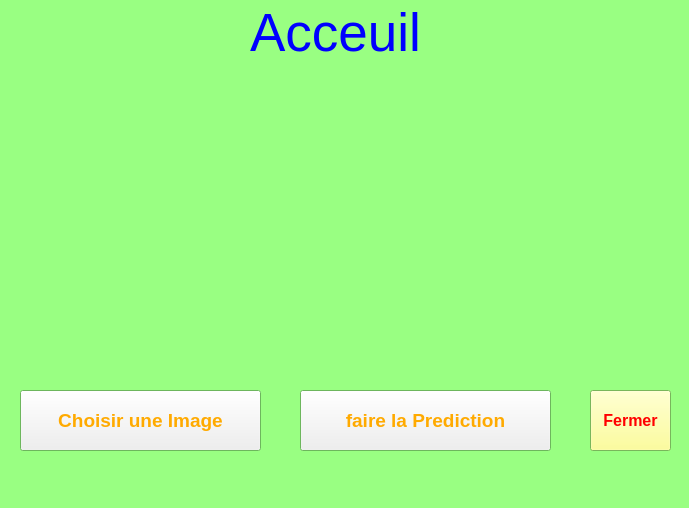
Old version of the form Accueil.ui in the repository mhdabdellah/Projet_IA.
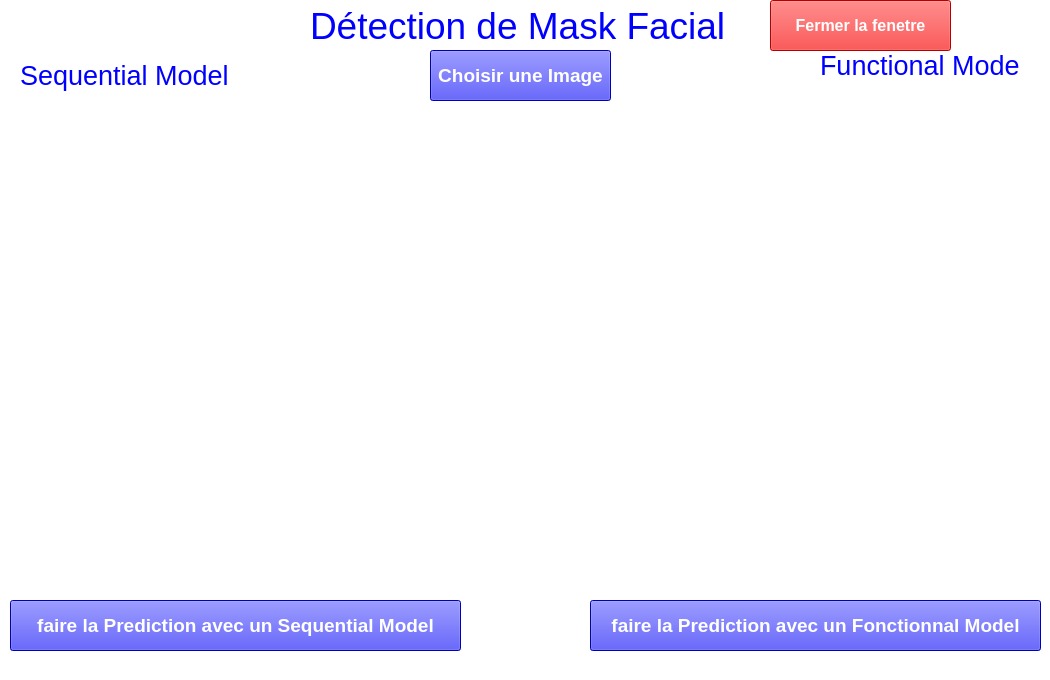
New version of the form. Icons and pictures are not drawn.

Commit message:
creating model with Functional madel
creating model with Functional madel
and some modifications in Desktop app version

What changed in the file:
```diff
--- a/Accueil.ui
+++ b/Accueil.ui
@@ -6,8 +6,8 @@
    <rect>
     <x>0</x>
     <y>0</y>
-    <width>689</width>
-    <height>508</height>
+    <width>1050</width>
+    <height>680</height>
    </rect>
   </property>
   <property name="palette">
@@ -22,6 +22,33 @@
        </color>
       </brush>
      </colorrole>
+     <colorrole role="Button">
+      <brush brushstyle="SolidPattern">
+       <color alpha="255">
+        <red>255</red>
+        <green>255</green>
+        <blue>255</blue>
+       </color>
+      </brush>
+     </colorrole>
+     <colorrole role="Light">
+      <brush brushstyle="SolidPattern">
+       <color alpha="255">
+        <red>0</red>
+        <green>0</green>
+        <blue>0</blue>
+       </color>
+      </brush>
+     </colorrole>
+     <colorrole role="Midlight">
+      <brush brushstyle="SolidPattern">
+       <color alpha="255">
+        <red>255</red>
+        <green>255</green>
+        <blue>255</blue>
+       </color>
+      </brush>
+     </colorrole>
      <colorrole role="Base">
       <brush brushstyle="SolidPattern">
        <color alpha="255">
@@ -34,9 +61,9 @@
      <colorrole role="Window">
       <brush brushstyle="SolidPattern">
        <color alpha="255">
-        <red>153</red>
+        <red>255</red>
         <green>255</green>
-        <blue>130</blue>
+        <blue>255</blue>
        </color>
       </brush>
      </colorrole>
@@ -51,6 +78,33 @@
        </color>
       </brush>
      </colorrole>
+     <colorrole role="Button">
+      <brush brushstyle="SolidPattern">
+       <color alpha="255">
+        <red>255</red>
+        <green>255</green>
+        <blue>255</blue>
+       </color>
+      </brush>
+     </colorrole>
+     <colorrole role="Light">
+      <brush brushstyle="SolidPattern">
+       <color alpha="255">
+        <red>0</red>
+        <green>0</green>
+        <blue>0</blue>
+       </color>
+      </brush>
+     </colorrole>
+     <colorrole role="Midlight">
+      <brush brushstyle="SolidPattern">
+       <color alpha="255">
+        <red>255</red>
+        <green>255</green>
+        <blue>255</blue>
+       </color>
+      </brush>
+     </colorrole>
      <colorrole role="Base">
       <brush brushstyle="SolidPattern">
        <color alpha="255">
@@ -63,9 +117,9 @@
      <colorrole role="Window">
       <brush brushstyle="SolidPattern">
        <color alpha="255">
-        <red>153</red>
+        <red>255</red>
         <green>255</green>
-        <blue>130</blue>
+        <blue>255</blue>
        </color>
       </brush>
      </colorrole>
@@ -80,21 +134,48 @@
        </color>
       </brush>
      </colorrole>
+     <colorrole role="Button">
+      <brush brushstyle="SolidPattern">
+       <color alpha="255">
+        <red>255</red>
+        <green>255</green>
+        <blue>255</blue>
+       </color>
+      </brush>
+     </colorrole>
+     <colorrole role="Light">
+      <brush brushstyle="SolidPattern">
+       <color alpha="255">
+        <red>0</red>
+        <green>0</green>
+        <blue>0</blue>
+       </color>
+      </brush>
+     </colorrole>
+     <colorrole role="Midlight">
+      <brush brushstyle="SolidPattern">
+       <color alpha="255">
+        <red>255</red>
+        <green>255</green>
+        <blue>255</blue>
+       </color>
+      </brush>
+     </colorrole>
      <colorrole role="Base">
       <brush brushstyle="SolidPattern">
        <color alpha="255">
-        <red>153</red>
+        <red>255</red>
         <green>255</green>
-        <blue>130</blue>
+        <blue>255</blue>
        </color>
       </brush>
      </colorrole>
      <colorrole role="Window">
       <brush brushstyle="SolidPattern">
        <color alpha="255">
-        <red>153</red>
+        <red>255</red>
         <green>255</green>
-        <blue>130</blue>
+        <blue>255</blue>
        </color>
       </brush>
      </colorrole>
@@ -108,9 +189,9 @@
    <widget class="QLabel" name="L1">
     <property name="geometry">
      <rect>
-      <x>10</x>
-      <y>280</y>
-      <width>671</width>
+      <x>260</x>
+      <y>490</y>
+      <width>591</width>
       <height>91</height>
      </rect>
     </property>
@@ -181,7 +262,7 @@
     <property name="font">
      <font>
       <family>MS Reference Sans Serif</family>
-      <pointsize>24</pointsize>
+      <pointsize>20</pointsize>
       <weight>75</weight>
       <italic>true</italic>
       <bold>true</bold>
@@ -198,10 +279,10 @@
    <widget class="QLabel" name="logo">
     <property name="geometry">
      <rect>
-      <x>120</x>
-      <y>60</y>
-      <width>441</width>
-      <height>231</height>
+      <x>350</x>
+      <y>130</y>
+      <width>361</width>
+      <height>321</height>
      </rect>
     </property>
     <property name="text">
@@ -217,10 +298,10 @@
    <widget class="QPushButton" name="Bt2">
     <property name="geometry">
      <rect>
-      <x>590</x>
-      <y>390</y>
-      <width>81</width>
-      <height>61</height>
+      <x>770</x>
+      <y>0</y>
+      <width>181</width>
+      <height>51</height>
      </rect>
     </property>
     <property name="palette">
@@ -229,8 +310,8 @@
        <colorrole role="WindowText">
         <brush brushstyle="SolidPattern">
          <color alpha="255">
-          <red>85</red>
-          <green>170</green>
+          <red>255</red>
+          <green>255</green>
           <blue>255</blue>
          </color>
         </brush>
@@ -239,8 +320,8 @@
         <brush brushstyle="SolidPattern">
          <color alpha="255">
           <red>255</red>
-          <green>255</green>
-          <blue>127</blue>
+          <green>0</green>
+          <blue>0</blue>
          </color>
         </brush>
        </colorrole>
@@ -248,8 +329,8 @@
         <brush brushstyle="SolidPattern">
          <color alpha="255">
           <red>255</red>
-          <green>0</green>
-          <blue>0</blue>
+          <green>255</green>
+          <blue>255</blue>
          </color>
         </brush>
        </colorrole>
@@ -257,17 +338,17 @@
         <brush brushstyle="SolidPattern">
          <color alpha="255">
           <red>255</red>
-          <green>255</green>
-          <blue>255</blue>
+          <green>0</green>
+          <blue>0</blue>
          </color>
         </brush>
        </colorrole>
        <colorrole role="Window">
         <brush brushstyle="SolidPattern">
          <color alpha="255">
-          <red>170</red>
-          <green>255</green>
-          <blue>127</blue>
+          <red>255</red>
+          <green>0</green>
+          <blue>0</blue>
          </color>
         </brush>
        </colorrole>
@@ -276,8 +357,8 @@
        <colorrole role="WindowText">
         <brush brushstyle="SolidPattern">
          <color alpha="255">
-          <red>85</red>
-          <green>170</green>
+          <red>255</red>
+          <green>255</green>
           <blue>255</blue>
          </color>
         </brush>
@@ -286,8 +367,8 @@
         <brush brushstyle="SolidPattern">
          <color alpha="255">
           <red>255</red>
-          <green>255</green>
-          <blue>127</blue>
+          <green>0</green>
+          <blue>0</blue>
          </color>
         </brush>
        </colorrole>
@@ -295,8 +376,8 @@
         <brush brushstyle="SolidPattern">
          <color alpha="255">
           <red>255</red>
-          <green>0</green>
-          <blue>0</blue>
+          <green>255</green>
+          <blue>255</blue>
          </color>
         </brush>
        </colorrole>
@@ -304,17 +385,17 @@
         <brush brushstyle="SolidPattern">
          <color alpha="255">
           <red>255</red>
-          <green>255</green>
-          <blue>255</blue>
+          <green>0</green>
+          <blue>0</blue>
          </color>
         </brush>
        </colorrole>
        <colorrole role="Window">
         <brush brushstyle="SolidPattern">
          <color alpha="255">
-          <red>170</red>
-          <green>255</green>
-          <blue>127</blue>
+          <red>255</red>
+          <green>0</green>
+          <blue>0</blue>
          </color>
         </brush>
        </colorrole>
@@ -333,8 +414,8 @@
         <brush brushstyle="SolidPattern">
          <color alpha="255">
           <red>255</red>
-          <green>255</green>
-          <blue>127</blue>
+          <green>0</green>
+          <blue>0</blue>
          </color>
         </brush>
        </colorrole>
@@ -350,18 +431,18 @@
        <colorrole role="Base">
         <brush brushstyle="SolidPattern">
          <color alpha="255">
-          <red>170</red>
-          <green>255</green>
-          <blue>127</blue>
+          <red>255</red>
+          <green>0</green>
+          <blue>0</blue>
          </color>
         </brush>
        </colorrole>
        <colorrole role="Window">
         <brush brushstyle="SolidPattern">
          <color alpha="255">
-          <red>170</red>
-          <green>255</green>
-          <blue>127</blue>
+          <red>255</red>
+          <green>0</green>
+          <blue>0</blue>
          </color>
         </brush>
        </colorrole>
@@ -375,44 +456,137 @@
       <bold>true</bold>
      </font>
     </property>
+    <property name="styleSheet">
+     <string notr="true">background-color: rgb(255, 0, 0);</string>
+    </property>
     <property name="text">
-     <string>Fermer</string>
+     <string>Fermer la fenetre</string>
     </property>
    </widget>
    <widget class="QPushButton" name="Bt1">
     <property name="geometry">
      <rect>
-      <x>20</x>
-      <y>390</y>
-      <width>241</width>
-      <height>61</height>
+      <x>430</x>
+      <y>50</y>
+      <width>181</width>
+      <height>51</height>
      </rect>
     </property>
     <property name="palette">
      <palette>
       <active>
+       <colorrole role="WindowText">
+        <brush brushstyle="SolidPattern">
+         <color alpha="255">
+          <red>255</red>
+          <green>255</green>
+          <blue>255</blue>
+         </color>
+        </brush>
+       </colorrole>
+       <colorrole role="Button">
+        <brush brushstyle="SolidPattern">
+         <color alpha="255">
+          <red>0</red>
+          <green>0</green>
+          <blue>255</blue>
+         </color>
+        </brush>
+       </colorrole>
        <colorrole role="ButtonText">
         <brush brushstyle="SolidPattern">
          <color alpha="255">
           <red>255</red>
-          <green>170</green>
-          <blue>0</blue>
+          <green>255</green>
+          <blue>255</blue>
+         </color>
+        </brush>
+       </colorrole>
+       <colorrole role="Base">
+        <brush brushstyle="SolidPattern">
+         <color alpha="255">
+          <red>0</red>
+          <green>0</green>
+          <blue>255</blue>
+         </color>
+        </brush>
+       </colorrole>
+       <colorrole role="Window">
+        <brush brushstyle="SolidPattern">
+         <color alpha="255">
+          <red>0</red>
+          <green>0</green>
+          <blue>255</blue>
          </color>
         </brush>
        </colorrole>
       </active>
       <inactive>
+       <colorrole role="WindowText">
+        <brush brushstyle="SolidPattern">
+         <color alpha="255">
+          <red>255</red>
+          <green>255</green>
+          <blue>255</blue>
+         </color>
+        </brush>
+       </colorrole>
+       <colorrole role="Button">
+        <brush brushstyle="SolidPattern">
+         <color alpha="255">
+          <red>0</red>
+          <green>0</green>
+          <blue>255</blue>
+         </color>
+        </brush>
+       </colorrole>
        <colorrole role="ButtonText">
         <brush brushstyle="SolidPattern">
          <color alpha="255">
           <red>255</red>
-          <green>170</green>
-          <blue>0</blue>
+          <green>255</green>
+          <blue>255</blue>
+         </color>
+        </brush>
+       </colorrole>
+       <colorrole role="Base">
+        <brush brushstyle="SolidPattern">
+         <color alpha="255">
+          <red>0</red>
+          <green>0</green>
+          <blue>255</blue>
+         </color>
+        </brush>
+       </colorrole>
+       <colorrole role="Window">
+        <brush brushstyle="SolidPattern">
+         <color alpha="255">
+          <red>0</red>
+          <green>0</green>
+          <blue>255</blue>
          </color>
         </brush>
        </colorrole>
       </inactive>
       <disabled>
+       <colorrole role="WindowText">
+        <brush brushstyle="SolidPattern">
+         <color alpha="255">
+          <red>120</red>
+          <green>120</green>
+          <blue>120</blue>
+         </color>
+        </brush>
+       </colorrole>
+       <colorrole role="Button">
+        <brush brushstyle="SolidPattern">
+         <color alpha="255">
+          <red>0</red>
+          <green>0</green>
+          <blue>255</blue>
+         </color>
+        </brush>
+       </colorrole>
        <colorrole role="ButtonText">
         <brush brushstyle="SolidPattern">
          <color alpha="255">
@@ -422,6 +596,24 @@
          </color>
         </brush>
        </colorrole>
+       <colorrole role="Base">
+        <brush brushstyle="SolidPattern">
+         <color alpha="255">
+          <red>0</red>
+          <green>0</green>
+          <blue>255</blue>
+         </color>
+        </brush>
+       </colorrole>
+       <colorrole role="Window">
+        <brush brushstyle="SolidPattern">
+         <color alpha="255">
+          <red>0</red>
+          <green>0</green>
+          <blue>255</blue>
+         </color>
+        </brush>
+       </colorrole>
       </disabled>
      </palette>
     </property>
@@ -432,6 +624,9 @@
       <bold>true</bold>
      </font>
     </property>
+    <property name="styleSheet">
+     <string notr="true">background-color: rgb(0, 0, 255);</string>
+    </property>
     <property name="text">
      <string>Choisir une Image</string>
     </property>
@@ -439,55 +634,118 @@
    <widget class="QLabel" name="label">
     <property name="geometry">
      <rect>
-      <x>250</x>
-      <y>2</y>
-      <width>181</width>
-      <height>61</height>
+      <x>310</x>
+      <y>0</y>
+      <width>421</width>
+      <height>51</height>
      </rect>
     </property>
     <property name="font">
      <font>
-      <pointsize>40</pointsize>
+      <pointsize>28</pointsize>
      </font>
     </property>
     <property name="text">
-     <string>Acceuil</string>
+     <string>Détection de Mask Facial</string>
     </property>
    </widget>
    <widget class="QPushButton" name="Bt">
     <property name="geometry">
      <rect>
-      <x>300</x>
-      <y>390</y>
-      <width>251</width>
-      <height>61</height>
+      <x>10</x>
+      <y>600</y>
+      <width>451</width>
+      <height>51</height>
      </rect>
     </property>
     <property name="palette">
      <palette>
       <active>
+       <colorrole role="Button">
+        <brush brushstyle="SolidPattern">
+         <color alpha="255">
+          <red>0</red>
+          <green>0</green>
+          <blue>255</blue>
+         </color>
+        </brush>
+       </colorrole>
        <colorrole role="ButtonText">
         <brush brushstyle="SolidPattern">
          <color alpha="255">
           <red>255</red>
-          <green>170</green>
-          <blue>0</blue>
+          <green>255</green>
+          <blue>255</blue>
          </color>
         </brush>
        </colorrole>
+       <colorrole role="Base">
+        <brush brushstyle="SolidPattern">
+         <color alpha="255">
+          <red>0</red>
+          <green>0</green>
+          <blue>255</blue>
+         </color>
+        </brush>
+       </colorrole>
+       <colorrole role="Window">
+        <brush brushstyle="SolidPattern">
+         <color alpha="255">
+          <red>0</red>
+          <green>0</green>
+          <blue>255</blue>
+         </color>
+        </brush>
+       </colorrole>
       </active>
       <inactive>
+       <colorrole role="Button">
+        <brush brushstyle="SolidPattern">
+         <color alpha="255">
+          <red>0</red>
+          <green>0</green>
+          <blue>255</blue>
+         </color>
+        </brush>
+       </colorrole>
        <colorrole role="ButtonText">
         <brush brushstyle="SolidPattern">
          <color alpha="255">
           <red>255</red>
-          <green>170</green>
-          <blue>0</blue>
+          <green>255</green>
+          <blue>255</blue>
          </color>
         </brush>
        </colorrole>
+       <colorrole role="Base">
+        <brush brushstyle="SolidPattern">
+         <color alpha="255">
+          <red>0</red>
+          <green>0</green>
+          <blue>255</blue>
+         </color>
+        </brush>
+       </colorrole>
+       <colorrole role="Window">
+        <brush brushstyle="SolidPattern">
+         <color alpha="255">
+          <red>0</red>
+          <green>0</green>
+          <blue>255</blue>
+         </color>
+        </brush>
+       </colorrole>
       </inactive>
       <disabled>
+       <colorrole role="Button">
+        <brush brushstyle="SolidPattern">
+         <color alpha="255">
+          <red>0</red>
+          <green>0</green>
+          <blue>255</blue>
+         </color>
+        </brush>
+       </colorrole>
        <colorrole role="ButtonText">
         <brush brushstyle="SolidPattern">
          <color alpha="255">
@@ -497,6 +755,24 @@
          </color>
         </brush>
        </colorrole>
+       <colorrole role="Base">
+        <brush brushstyle="SolidPattern">
+         <color alpha="255">
+          <red>0</red>
+          <green>0</green>
+          <blue>255</blue>
+         </color>
+        </brush>
+       </colorrole>
+       <colorrole role="Window">
+        <brush brushstyle="SolidPattern">
+         <color alpha="255">
+          <red>0</red>
+          <green>0</green>
+          <blue>255</blue>
+         </color>
+        </brush>
+       </colorrole>
       </disabled>
      </palette>
     </property>
@@ -507,8 +783,262 @@
       <bold>true</bold>
      </font>
     </property>
+    <property name="styleSheet">
+     <string notr="true">background-color: rgb(0, 0, 255);</string>
+    </property>
     <property name="text">
-     <string>faire la Prediction</string>
+     <string>faire la Prediction avec un Sequential Model</string>
+    </property>
+   </widget>
+   <widget class="QPushButton" name="Bt3">
+    <property name="geometry">
+     <rect>
+      <x>590</x>
+      <y>600</y>
+      <width>451</width>
+      <height>51</height>
+     </rect>
+    </property>
+    <property name="palette">
+     <palette>
+      <active>
+       <colorrole role="Button">
+        <brush brushstyle="SolidPattern">
+         <color alpha="255">
+          <red>0</red>
+          <green>0</green>
+          <blue>255</blue>
+         </color>
+        </brush>
+       </colorrole>
+       <colorrole role="ButtonText">
+        <brush brushstyle="SolidPattern">
+         <color alpha="255">
+          <red>255</red>
+          <green>255</green>
+          <blue>255</blue>
+         </color>
+        </brush>
+       </colorrole>
+       <colorrole role="Base">
+        <brush brushstyle="SolidPattern">
+         <color alpha="255">
+          <red>0</red>
+          <green>0</green>
+          <blue>255</blue>
+         </color>
+        </brush>
+       </colorrole>
+       <colorrole role="Window">
+        <brush brushstyle="SolidPattern">
+         <color alpha="255">
+          <red>0</red>
+          <green>0</green>
+          <blue>255</blue>
+         </color>
+        </brush>
+       </colorrole>
+      </active>
+      <inactive>
+       <colorrole role="Button">
+        <brush brushstyle="SolidPattern">
+         <color alpha="255">
+          <red>0</red>
+          <green>0</green>
+          <blue>255</blue>
+         </color>
+        </brush>
+       </colorrole>
+       <colorrole role="ButtonText">
+        <brush brushstyle="SolidPattern">
+         <color alpha="255">
+          <red>255</red>
+          <green>255</green>
+          <blue>255</blue>
+         </color>
+        </brush>
+       </colorrole>
+       <colorrole role="Base">
+        <brush brushstyle="SolidPattern">
+         <color alpha="255">
+          <red>0</red>
+          <green>0</green>
+          <blue>255</blue>
+         </color>
+        </brush>
+       </colorrole>
+       <colorrole role="Window">
+        <brush brushstyle="SolidPattern">
+         <color alpha="255">
+          <red>0</red>
+          <green>0</green>
+          <blue>255</blue>
+         </color>
+        </brush>
+       </colorrole>
+      </inactive>
+      <disabled>
+       <colorrole role="Button">
+        <brush brushstyle="SolidPattern">
+         <color alpha="255">
+          <red>0</red>
+          <green>0</green>
+          <blue>255</blue>
+         </color>
+        </brush>
+       </colorrole>
+       <colorrole role="ButtonText">
+        <brush brushstyle="SolidPattern">
+         <color alpha="255">
+          <red>120</red>
+          <green>120</green>
+          <blue>120</blue>
+         </color>
+        </brush>
+       </colorrole>
+       <colorrole role="Base">
+        <brush brushstyle="SolidPattern">
+         <color alpha="255">
+          <red>0</red>
+          <green>0</green>
+          <blue>255</blue>
+         </color>
+        </brush>
+       </colorrole>
+       <colorrole role="Window">
+        <brush brushstyle="SolidPattern">
+         <color alpha="255">
+          <red>0</red>
+          <green>0</green>
+          <blue>255</blue>
+         </color>
+        </brush>
+       </colorrole>
+      </disabled>
+     </palette>
+    </property>
+    <property name="font">
+     <font>
+      <pointsize>14</pointsize>
+      <weight>75</weight>
+      <bold>true</bold>
+     </font>
+    </property>
+    <property name="styleSheet">
+     <string notr="true">background-color: rgb(0, 0, 255);</string>
+    </property>
+    <property name="text">
+     <string>faire la Prediction avec un Fonctionnal Model</string>
+    </property>
+   </widget>
+   <widget class="QLabel" name="functional">
+    <property name="geometry">
+     <rect>
+      <x>760</x>
+      <y>90</y>
+      <width>271</width>
+      <height>391</height>
+     </rect>
+    </property>
+    <property name="text">
+     <string/>
+    </property>
+    <property name="pixmap">
+     <pixmap>3team.ico</pixmap>
+    </property>
+    <property name="scaledContents">
+     <bool>true</bool>
+    </property>
+   </widget>
+   <widget class="QLabel" name="sequential">
+    <property name="geometry">
+     <rect>
+      <x>10</x>
+      <y>100</y>
+      <width>301</width>
+      <height>381</height>
+     </rect>
+    </property>
+    <property name="text">
+     <string/>
+    </property>
+    <property name="pixmap">
+     <pixmap>3team.ico</pixmap>
+    </property>
+    <property name="scaledContents">
+     <bool>true</bool>
+    </property>
+   </widget>
+   <widget class="QLabel" name="label_2">
+    <property name="geometry">
+     <rect>
+      <x>820</x>
+      <y>40</y>
+      <width>201</width>
+      <height>51</height>
+     </rect>
+    </property>
+    <property name="font">
+     <font>
+      <pointsize>20</pointsize>
+     </font>
+    </property>
+    <property name="text">
+     <string>Functional Model</string>
+    </property>
+   </widget>
+   <widget class="QLabel" name="label_3">
+    <property name="geometry">
+     <rect>
+      <x>20</x>
+      <y>50</y>
+      <width>231</width>
+      <height>51</height>
+     </rect>
+    </property>
+    <property name="font">
+     <font>
+      <pointsize>20</pointsize>
+     </font>
+    </property>
+    <property name="text">
+     <string>Sequential Model</string>
+    </property>
+   </widget>
+   <widget class="QLabel" name="label_sequential">
+    <property name="geometry">
+     <rect>
+      <x>20</x>
+      <y>480</y>
+      <width>251</width>
+      <height>51</height>
+     </rect>
+    </property>
+    <property name="font">
+     <font>
+      <pointsize>15</pointsize>
+     </font>
+    </property>
+    <property name="text">
+     <string/>
+    </property>
+   </widget>
+   <widget class="QLabel" name="label_functional">
+    <property name="geometry">
+     <rect>
+      <x>790</x>
+      <y>480</y>
+      <width>251</width>
+      <height>51</height>
+     </rect>
+    </property>
+    <property name="font">
+     <font>
+      <pointsize>15</pointsize>
+     </font>
+    </property>
+    <property name="text">
+     <string/>
     </property>
    </widget>
   </widget>
```
The commit also changes 5 other files.
